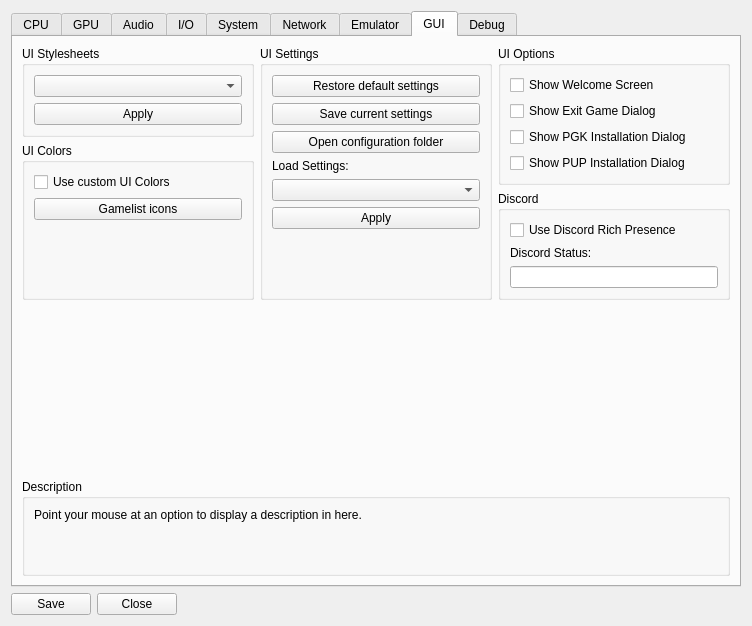
The window that rpcs3/rpcs3qt/settings_dialog.ui (RPCS3/rpcs3) describes before a commit, drawn with Qt 5.
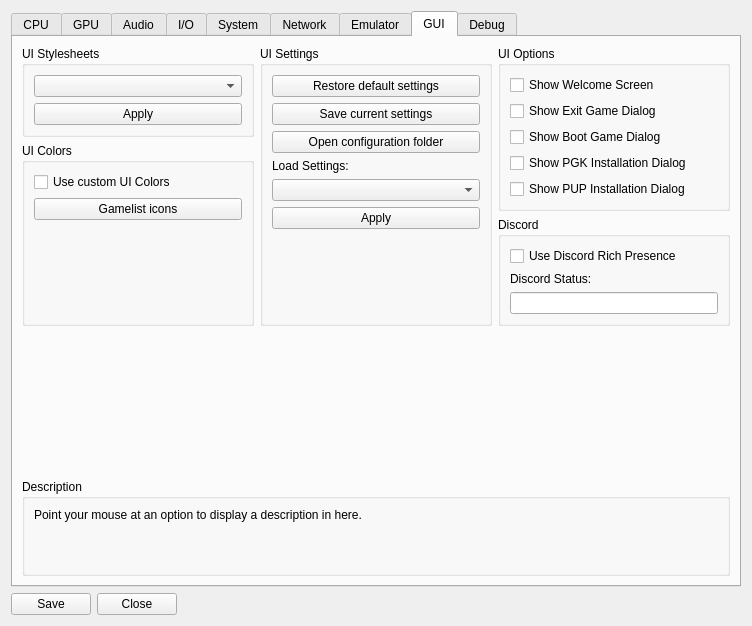
The same window after the commit. The open tabs and pages were chosen to show the change. Icons and pictures are not drawn.

Commit message: Qt: spawn Confirmation Dialog on when booting games while Emu is running

Diff of the .ui file:
```diff
--- a/rpcs3/rpcs3qt/settings_dialog.ui
+++ b/rpcs3/rpcs3qt/settings_dialog.ui
@@ -1925,6 +1925,13 @@
                 </property>
                </widget>
               </item>
+              <item>
+               <widget class="QCheckBox" name="cb_show_boot_game">
+                <property name="text">
+                 <string>Show Boot Game Dialog</string>
+                </property>
+               </widget>
+              </item>
               <item>
                <widget class="QCheckBox" name="cb_show_pkg_install">
                 <property name="text">
```
The commit also changes 4 other files.
